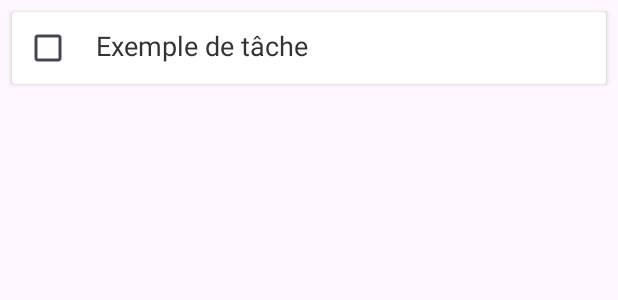
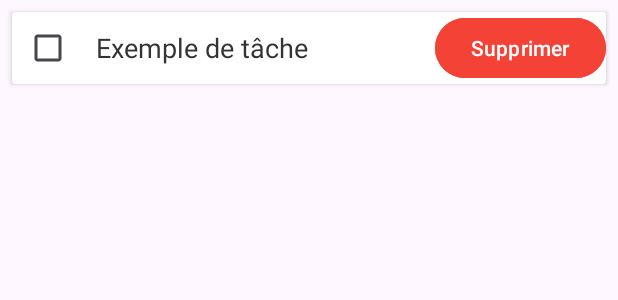
Before and after one commit to sindakhelil/SMARTtodoLISTAPP, an Android app: the layout item_task.xml on its own in the app's theme, with its tools: preview values and no code run, on a phone screen of 412 x 824 dp. Shown: the top 300 px of the screen. Run offline under Robolectric (Android 15) with nearby library versions, the light colour scheme and no system bars.

Commit message:
update view

```diff
--- a/app/src/main/res/layout/item_task.xml
+++ b/app/src/main/res/layout/item_task.xml
@@ -8,7 +8,8 @@
     <LinearLayout
         android:layout_width="match_parent"
         android:layout_height="wrap_content"
-        android:orientation="horizontal">
+        android:orientation="horizontal"
+        android:gravity="center_vertical">
 
         <CheckBox
             android:id="@+id/checkBoxTask"
@@ -17,12 +18,21 @@
 
         <TextView
             android:id="@+id/tvTask"
-            android:layout_width="wrap_content"
+            android:layout_width="0dp"
             android:layout_height="wrap_content"
             android:text="Exemple de tâche"
             android:textSize="18sp"
+            android:layout_weight="1"
             android:layout_marginStart="8dp"
             android:textColor="#333333" />
 
+        <Button
+            android:id="@+id/buttonDelete"
+            android:layout_width="wrap_content"
+            android:layout_height="wrap_content"
+            android:text="Supprimer"
+            android:textColor="#FFFFFF"
+            android:backgroundTint="#F44336" />
+
     </LinearLayout>
 </androidx.cardview.widget.CardView>
```
